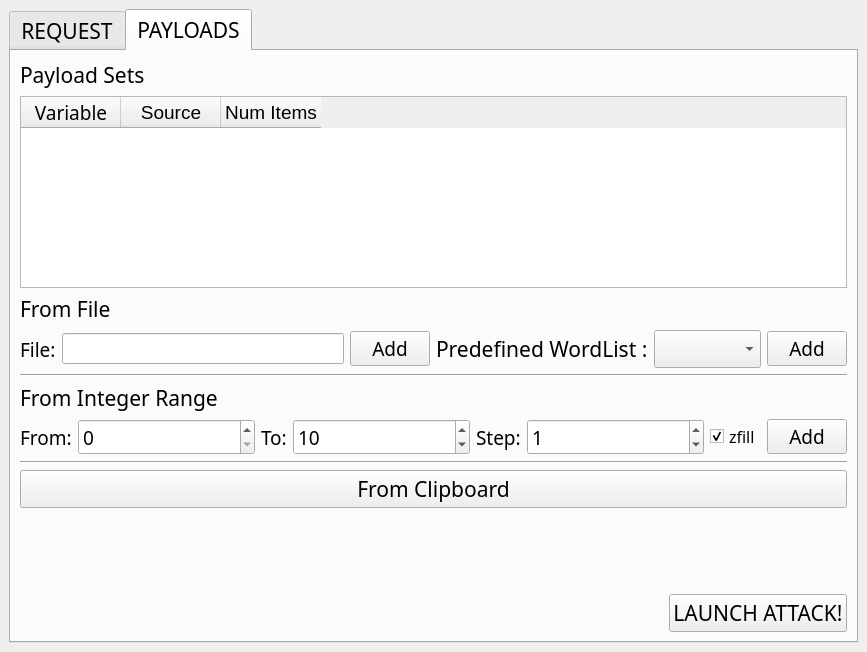
Old version of the form main.ui in the repository junron/fart-penetrator.
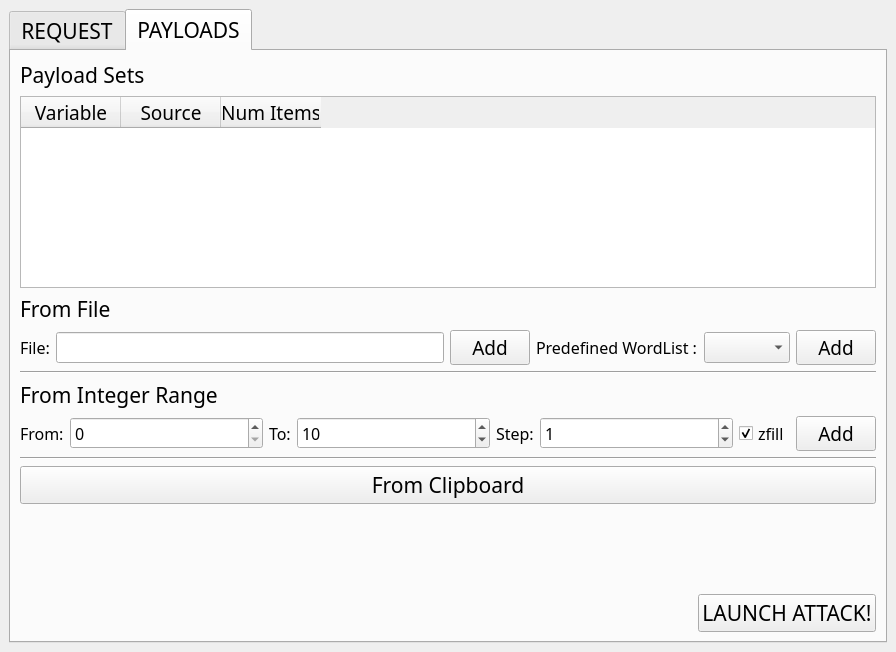
New version of the form. The open tabs and pages were chosen to show the change.

```diff
--- a/main.ui
+++ b/main.ui
@@ -6,7 +6,7 @@
    <rect>
     <x>0</x>
     <y>0</y>
-    <width>867</width>
+    <width>896</width>
     <height>652</height>
    </rect>
   </property>
@@ -162,6 +162,7 @@
              </property>
              <property name="font">
               <font>
+               <family>Among Us</family>
                <pointsize>14</pointsize>
               </font>
              </property>
@@ -172,6 +173,7 @@
              </property>
              <property name="font">
               <font>
+               <family>Among Us</family>
                <pointsize>14</pointsize>
               </font>
              </property>
@@ -191,7 +193,7 @@
              <widget class="QLabel" name="label_5">
               <property name="font">
                <font>
-                <pointsize>14</pointsize>
+                <pointsize>12</pointsize>
                </font>
               </property>
               <property name="text">
@@ -225,13 +227,24 @@
             </item>
             <item>
              <widget class="QLabel" name="label_6">
+              <property name="font">
+               <font>
+                <pointsize>12</pointsize>
+               </font>
+              </property>
               <property name="text">
                <string>Predefined WordList :</string>
               </property>
              </widget>
             </item>
             <item>
-             <widget class="QComboBox" name="wordlist_combobox"/>
+             <widget class="QComboBox" name="wordlist_combobox">
+              <property name="font">
+               <font>
+                <pointsize>12</pointsize>
+               </font>
+              </property>
+             </widget>
             </item>
             <item>
              <widget class="QPushButton" name="add_from_wordlist_btn">
@@ -272,7 +285,7 @@
              <widget class="QLabel" name="label_8">
               <property name="font">
                <font>
-                <pointsize>14</pointsize>
+                <pointsize>12</pointsize>
                </font>
               </property>
               <property name="text">
@@ -290,7 +303,7 @@
               </property>
               <property name="font">
                <font>
-                <pointsize>14</pointsize>
+                <pointsize>12</pointsize>
                </font>
               </property>
               <property name="minimum">
@@ -305,7 +318,7 @@
              <widget class="QLabel" name="label_9">
               <property name="font">
                <font>
-                <pointsize>14</pointsize>
+                <pointsize>12</pointsize>
                </font>
               </property>
               <property name="text">
@@ -323,7 +336,7 @@
               </property>
               <property name="font">
                <font>
-                <pointsize>14</pointsize>
+                <pointsize>12</pointsize>
                </font>
               </property>
               <property name="minimum">
@@ -341,7 +354,7 @@
              <widget class="QLabel" name="label_10">
               <property name="font">
                <font>
-                <pointsize>14</pointsize>
+                <pointsize>12</pointsize>
                </font>
               </property>
               <property name="text">
@@ -359,7 +372,7 @@
               </property>
               <property name="font">
                <font>
-                <pointsize>14</pointsize>
+                <pointsize>12</pointsize>
                </font>
               </property>
               <property name="minimum">
```
Left out of the diff: 2 changed lines with no effect on the pictures.
